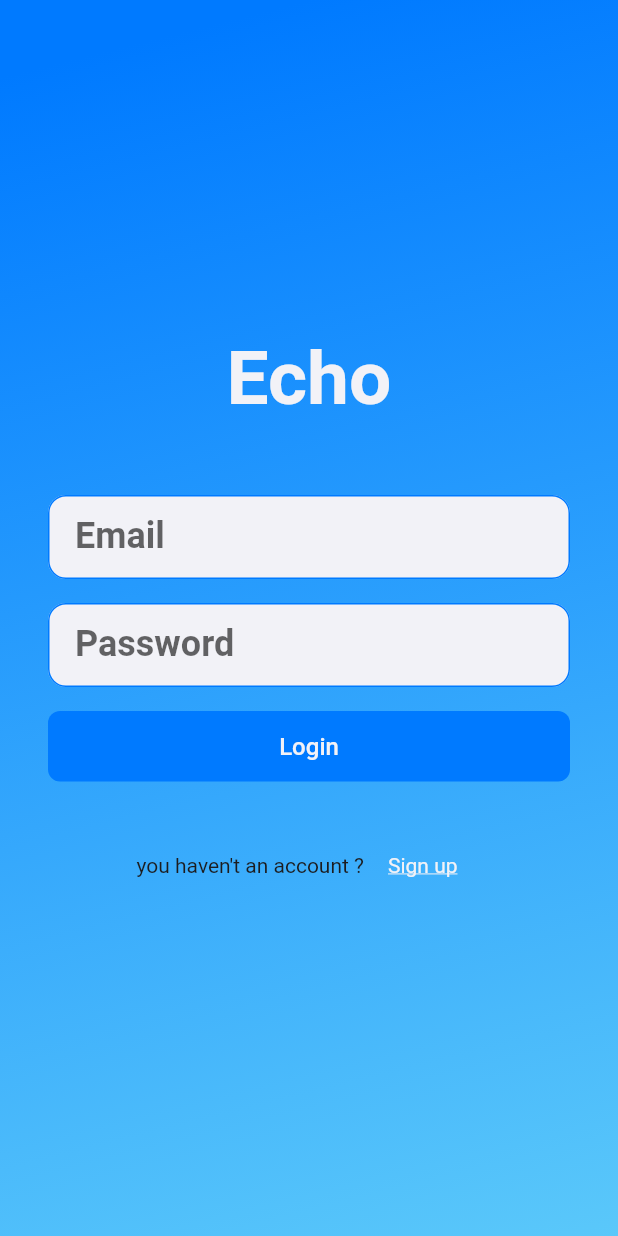
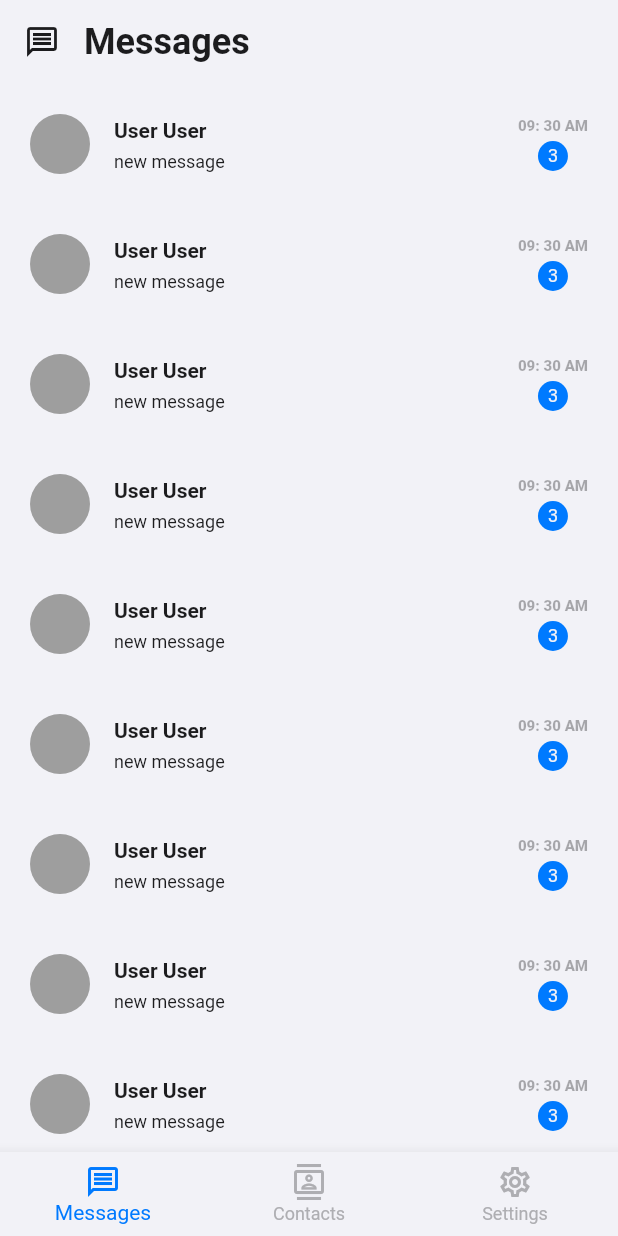
Before and after one commit to EngrTAHAR-Noureddine/echo, a Flutter app: the screen it shows after launch, after a tap on "Login", on a phone screen of 412 x 824 dp. Run offline on Flutter 3.47's test engine with Material 3 defaults, Android fonts, the phone set to English and light mode, and no system bars; our stand-ins replace flutter_bloc, hive_flutter; accounts and stored records are empty.

Commit message:
[add]: Implement bottom navigation in the `HomeScreen`, `HomeController`, `ChatsScreen`, `ChatTile` and navigate the user to the home screen after they signed in. [update]: Enhance UI by updating the `AppColor` class for better color consistency, including changes to the light grey color palette. Update the `BottomNavigationBar` and the `appBar` of the `HomeScreen`.

```diff
--- /dev/null
+++ b/lib/component/chat_item_list.dart
@@ -0,0 +1,50 @@
+import 'package:flutter/material.dart';
+
+class ChatTile extends StatelessWidget {
+  const ChatTile({super.key});
+
+  @override
+  Widget build(BuildContext context) {
+    return ListTile(
+      onTap: () {},
+      leading: CircleAvatar(
+        backgroundColor: Colors.grey,
+      ),
+      title: Text(
+        "User User",
+        style: Theme.of(context).textTheme.headlineSmall,
+      ),
+      subtitle: Text(
+        "new message",
+        style: Theme.of(context).textTheme.bodySmall,
+      ),
+      trailing: Column(
+        mainAxisSize: MainAxisSize.min,
+        children: [
+          Text(
+            "09: 30 AM",
+            style: Theme.of(context).textTheme.bodySmall?.copyWith(
+                fontWeight: FontWeight.w900,
+                fontSize: 10,
+                color: Theme.of(context).colorScheme.onSecondary.withAlpha(90)),
+          ),
+          SizedBox(
+            width: 4,
+            height: 4,
+          ),
+          CircleAvatar(
+            backgroundColor: Theme.of(context).colorScheme.primary,
+            radius: 10,
+            child: Text(
+              "3",
+              style: Theme.of(context)
+                  .textTheme
+                  .bodySmall
+                  ?.copyWith(color: Theme.of(context).colorScheme.onPrimary),
+            ),
+          )
+        ],
+      ),
+    );
+  }
+}
--- a/lib/constant/app_color.dart
+++ b/lib/constant/app_color.dart
@@ -15,7 +15,7 @@ class AppColor {
 
   static const lightGrey01 = Color(0xFFE5E5EA);
   static const lightGrey02 = Color(0xFFD1D1D6);
-  static const lightGrey03 = Color(0xFFC7C7CC);
+  static const lightGrey03 = Color(0xFFAEAEB2);
 
   static const white = Color(0xFFF2F2F7);
   static const dark = Color(0xFF1C1C1E);
--- a/lib/constant/screen_routes.dart
+++ b/lib/constant/screen_routes.dart
@@ -6,7 +6,7 @@ class NavigationRoutes {
   static const successDialog = "/success-dialog";
 
   /// Screens --------------
-  static const home = "/";
+  static const home = "/home";
   static const login = "/login";
   static const register = "/register";
   static const forgotPassword = "/forgot-password";
--- /dev/null
+++ b/lib/controller/home_controller.dart
@@ -0,0 +1,17 @@
+import 'package:echo/bloc/cubit/app_cubit.dart';
+import 'package:echo/screen/chats_screen.dart';
+import 'package:flutter/material.dart';
+
+class HomeController {
+  final MainState<int> selectedIndex = MainState<int>(0);
+
+  final List<String> titles = ["Messages", "Contacts", "Settings"];
+
+  final List<IconData> icons = [
+    Icons.message_outlined,
+    Icons.contacts_outlined,
+    Icons.settings_outlined
+  ];
+
+  final List<Widget> bodies = [ChatsScreen(), ChatsScreen(), ChatsScreen()];
+}
--- a/lib/router.dart
+++ b/lib/router.dart
@@ -17,7 +17,7 @@ class RouterGenerator {
       case NavigationRoutes.home:
         return MaterialPageRoute(
           settings: RouteSettings(name: routeSettings.name),
-          builder: (context) => const HomeScreen(),
+          builder: (context) => HomeScreen(),
         );
       case NavigationRoutes.login:
         return MaterialPageRoute(
--- a/lib/screen/chats_screen.dart
+++ b/lib/screen/chats_screen.dart
@@ -0,0 +1,20 @@
+import 'package:echo/component/chat_item_list.dart';
+import 'package:flutter/material.dart';
+
+class ChatsScreen extends StatelessWidget {
+  const ChatsScreen({super.key});
+
+  @override
+  Widget build(BuildContext context) {
+    return Card(
+      elevation: 0,
+      child: ListView.separated(
+          itemCount: 20,
+          separatorBuilder: (context, state) => SizedBox(
+                width: 8,
+                height: 8,
+              ),
+          itemBuilder: (context, index) => ChatTile()),
+    );
+  }
+}
--- a/lib/screen/home_screen.dart
+++ b/lib/screen/home_screen.dart
@@ -1,10 +1,55 @@
+import 'package:echo/bloc/cubit/app_cubit.dart';
+import 'package:echo/controller/home_controller.dart';
+import 'package:echo/screen/chats_screen.dart';
 import 'package:flutter/material.dart';
+import 'package:flutter/services.dart';
+import 'package:flutter_bloc/flutter_bloc.dart';
 
 class HomeScreen extends StatelessWidget {
-  const HomeScreen({super.key});
+  factory HomeScreen({Key? key}) {
+    HomeController controller = HomeController();
+    SystemChrome.setPreferredOrientations(
+        [DeviceOrientation.portraitDown, DeviceOrientation.portraitUp]);
+    return HomeScreen._(key: key, controller: controller);
+  }
+
+  const HomeScreen._({super.key, required this.controller});
+
+  final HomeController controller;
 
   @override
   Widget build(BuildContext context) {
-    return Scaffold();
+    return BlocBuilder<MainState<int>, int>(
+        bloc: controller.selectedIndex,
+        builder: (context, currentIndex) => Scaffold(
+              appBar: AppBar(
+                backgroundColor: Colors.transparent,
+                elevation: 0,
+                title: Text(controller.titles[currentIndex],
+                    style: Theme.of(context).textTheme.titleMedium),
+                centerTitle: false,
+                titleSpacing: 0,
+                leading: Icon(
+                  controller.icons[currentIndex],
+                  color: Theme.of(context).colorScheme.onSecondary,
+                ),
+              ),
+              body: ChatsScreen(),
+              bottomNavigationBar: BottomNavigationBar(
+                  onTap: (val) =>
+                      controller.selectedIndex.setState(newState: val),
+                  currentIndex: currentIndex,
+                  items: [
+                    BottomNavigationBarItem(
+                        icon: Icon(controller.icons[0]),
+                        label: controller.titles[0]),
+                    BottomNavigationBarItem(
+                        icon: Icon(controller.icons[1]),
+                        label: controller.titles[1]),
+                    BottomNavigationBarItem(
+                        icon: Icon(controller.icons[2]),
+                        label: controller.titles[2]),
+                  ]),
+            ));
   }
 }
--- a/lib/screen/login_screen.dart
+++ b/lib/screen/login_screen.dart
@@ -69,7 +69,8 @@ class LoginScreen extends StatelessWidget {
           ),
           ElevatedButton(
             onPressed: () {
-              Navigator.pushNamed(context, NavigationRoutes.home);
+              Navigator.of(context).pushNamedAndRemoveUntil(
+                  NavigationRoutes.home, (route) => route.isFirst);
             },
             child: Row(
               mainAxisAlignment: MainAxisAlignment.center,
--- a/lib/style/theme.dart
+++ b/lib/style/theme.dart
@@ -24,7 +24,7 @@ class CustomTheme {
       primaryFixedDim: AppColor.white,
 
       secondary: AppColor.lightOrange,
-      onSecondary: AppColor.white,
+      onSecondary: AppColor.dark,
 
       secondaryContainer: AppColor.lightGreen,
       onSecondaryContainer: AppColor.white,
@@ -56,8 +56,10 @@ class CustomTheme {
     splashColor: Colors.transparent,
     focusColor: Colors.transparent,
     hoverColor: Colors.transparent,
-    bottomNavigationBarTheme: const BottomNavigationBarThemeData(
-      backgroundColor: Colors.transparent,
+    bottomNavigationBarTheme: BottomNavigationBarThemeData(
+      backgroundColor: AppColor.white,
+      selectedItemColor: AppColor.lightBlue,
+      unselectedItemColor: AppColor.lightGrey03,
     ),
     inputDecorationTheme: InputDecorationTheme(
       fillColor: AppColor.white, //Colors.white,
```
